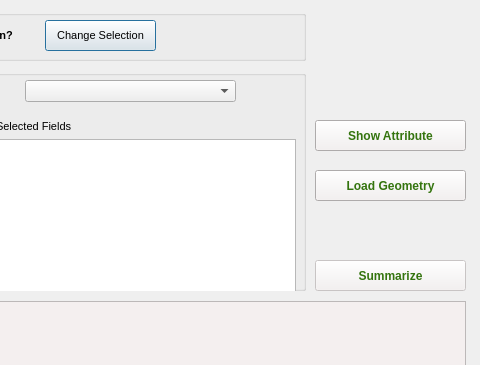
Before: the Qt Designer form retrievedata_dialog_base.ui in costquestassociates/cqafabric_QGIS, drawn with Qt 5; both pictures show x 445 to 925 and y 0 to 365 of the 925 by 656 pixel window.
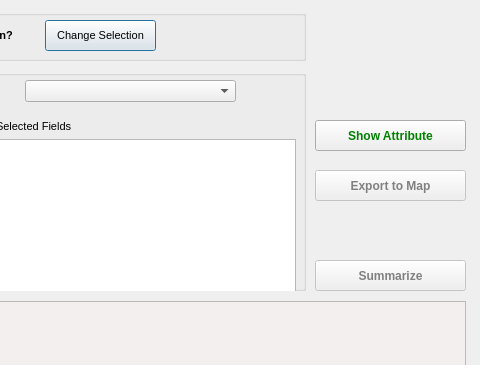
After: the same form once the commit is applied. Icons and pictures are not drawn. Custom widgets are drawn as their Qt base class.

Commit message: Improve Load Geometry

The edit to the form file:
```diff
--- a/retrievedata_dialog_base.ui
+++ b/retrievedata_dialog_base.ui
@@ -533,6 +533,9 @@
    </property>
   </widget>
   <widget class="QPushButton" name="loadGeometryBtn">
+   <property name="enabled">
+    <bool>false</bool>
+   </property>
    <property name="geometry">
     <rect>
      <x>760</x>
@@ -555,12 +558,10 @@
     </font>
    </property>
    <property name="styleSheet">
-    <string notr="true">background-color: rgb(244, 239, 239);
-border-color: rgb(255, 170, 255);
-color: rgb(52, 116, 14);</string>
+    <string notr="true">color: grey</string>
    </property>
    <property name="text">
-    <string>Load Geometry</string>
+    <string>Export to Map</string>
    </property>
    <property name="icon">
     <iconset>
@@ -599,9 +600,7 @@
     </font>
    </property>
    <property name="styleSheet">
-    <string notr="true">background-color: rgb(244, 239, 239);
-border-color: rgb(255, 170, 255);
-color: rgb(52, 116, 14);</string>
+    <string notr="true">color:grey</string>
    </property>
    <property name="text">
     <string>Summarize</string>
@@ -618,6 +617,9 @@
    </property>
   </widget>
   <widget class="QPushButton" name="populatetableBtn">
+   <property name="enabled">
+    <bool>true</bool>
+   </property>
    <property name="geometry">
     <rect>
      <x>760</x>
@@ -640,9 +642,7 @@
     </font>
    </property>
    <property name="styleSheet">
-    <string notr="true">background-color: rgb(244, 239, 239);
-border-color: rgb(255, 170, 255);
-color: rgb(52, 116, 14);</string>
+    <string notr="true">color: green;</string>
    </property>
    <property name="text">
     <string>Show Attribute</string>
```
The commit also changes 5 other files.
